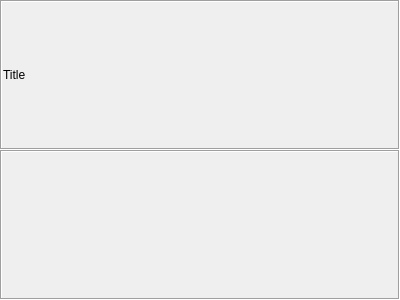
Before: the Qt Designer form scwx-qt/source/scwx/qt/ui/collapsible_group.ui in dpaulat/supercell-wx, drawn with Qt 5.
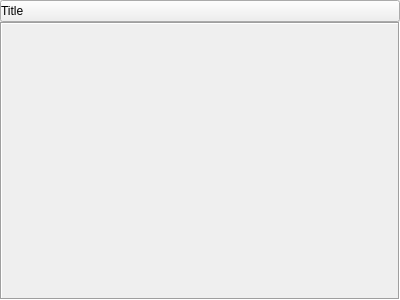
After: the same form once the commit is applied. Icons and pictures are not drawn.

Commit message: Update collapsible icon styling to use native buttons for the header/title

```diff
--- a/scwx-qt/source/scwx/qt/ui/collapsible_group.ui
+++ b/scwx-qt/source/scwx/qt/ui/collapsible_group.ui
@@ -30,30 +30,9 @@
     <number>0</number>
    </property>
    <item>
-    <widget class="QFrame" name="titleFrame">
-     <property name="frameShape">
-      <enum>QFrame::Box</enum>
-     </property>
-     <property name="frameShadow">
-      <enum>QFrame::Sunken</enum>
-     </property>
-     <layout class="QHBoxLayout" name="horizontalLayout">
-      <property name="leftMargin">
-       <number>1</number>
-      </property>
-      <property name="topMargin">
-       <number>1</number>
-      </property>
-      <property name="rightMargin">
-       <number>1</number>
-      </property>
-      <property name="bottomMargin">
-       <number>1</number>
-      </property>
-      <item>
        <widget class="QPushButton" name="titleButton">
         <property name="styleSheet">
-         <string notr="true">background: transparent; border: none; color: palette(window-text); text-align: left;</string>
+      <string notr="true">text-align: left;</string>
         </property>
         <property name="text">
          <string>Title</string>
@@ -63,12 +42,6 @@
           <normaloff>:/res/icons/font-awesome-6/square-caret-right-regular.svg</normaloff>
           <normalon>:/res/icons/font-awesome-6/square-caret-down-regular.svg</normalon>:/res/icons/font-awesome-6/square-caret-right-regular.svg</iconset>
         </property>
-        <property name="checkable">
-         <bool>true</bool>
-        </property>
-       </widget>
-      </item>
-     </layout>
     </widget>
    </item>
    <item>
```
Lines whose indentation alone changed are shown as unchanged. The commit also changes 1 other file.
